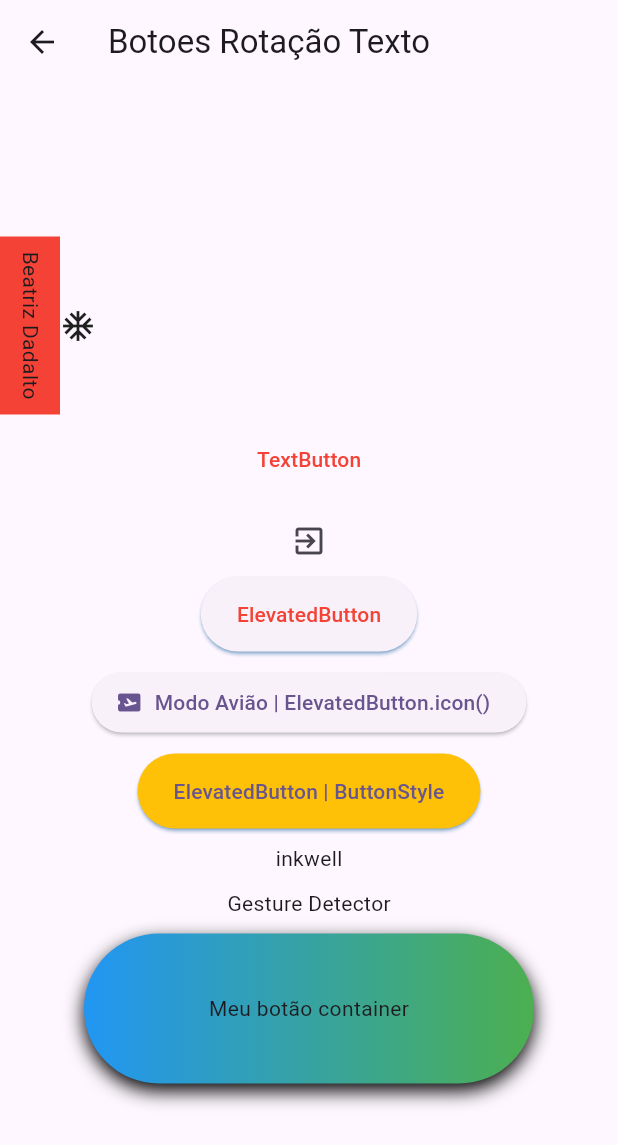
After one commit to beatriz-dadalto/academiaDoFlutter-RodrigoRahman, a Flutter app: the BotoesRotacaoTextoPage screen opened by its route, on a phone screen of 412 x 824 dp. The commit adds this screen. Shown: the top 1145 px of the screen. Run offline on Flutter 3.47's test engine with Material 3 defaults, Android fonts, the light colour scheme and no system bars; our stand-ins replace device_preview.

Commit message:
Botões e Rotação de texto

```diff
--- a/3-jornada-flutter/1-fundamentos-e-widgets/flutter_primeiro_projeto/lib/main.dart
+++ b/3-jornada-flutter/1-fundamentos-e-widgets/flutter_primeiro_projeto/lib/main.dart
@@ -1,6 +1,7 @@
 import 'package:device_preview/device_preview.dart';
 import 'package:flutter/foundation.dart';
 import 'package:flutter/material.dart';
+import 'package:flutter_primeiro_projeto/pages/botoes_rotacao_texto/botoes_rotacao_texto_page.dart';
 import 'package:flutter_primeiro_projeto/pages/container/container_page.dart';
 import 'package:flutter_primeiro_projeto/pages/home/home_page.dart';
 import 'package:flutter_primeiro_projeto/pages/layout_builder_page.dart/layout_builder_page.dart';
@@ -36,6 +37,7 @@ class MyApp extends StatelessWidget {
         '/rows_columns': (_) => const RowColumnPage(),
         '/media_query': (_) => const MediaQueryPage(),
         '/layout_builder': (_) => const LayoutBuilderPage(),
+        '/botoes_rotacao_texto': (_) => const BotoesRotacaoTextoPage(),
       },
     );
   }
--- /dev/null
+++ b/3-jornada-flutter/1-fundamentos-e-widgets/flutter_primeiro_projeto/lib/pages/botoes_rotacao_texto/botoes_rotacao_texto_page.dart
@@ -0,0 +1,141 @@
+import 'package:flutter/material.dart';
+
+class BotoesRotacaoTextoPage extends StatelessWidget {
+  const BotoesRotacaoTextoPage({super.key});
+
+  @override
+  Widget build(BuildContext context) {
+    return Scaffold(
+      appBar: AppBar(
+        title: const Text('Botoes Rotação Texto'),
+      ),
+      body: Center(
+        child: Column(
+          mainAxisAlignment: MainAxisAlignment.center,
+          children: [
+            Row(
+              children: [
+                RotatedBox(
+                  quarterTurns: 1,
+                  child: Container(
+                    padding: const EdgeInsets.all(10),
+                    color: Colors.red,
+                    child: const Text('Beatriz Dadalto'),
+                  ),
+                ),
+                const Icon(Icons.ac_unit),
+              ],
+            ),
+            TextButton(
+              onPressed: () {},
+              style: TextButton.styleFrom(
+                foregroundColor: Colors.red,
+                padding: const EdgeInsets.all(20),
+                minimumSize: const Size(50, 10),
+                shape: const RoundedRectangleBorder(
+                  borderRadius: BorderRadius.all(
+                    Radius.circular(60),
+                  ),
+                ),
+              ),
+              child: const Text('TextButton'),
+            ),
+            IconButton(
+              onPressed: () {},
+              icon: const Icon(Icons.exit_to_app),
+            ),
+            ElevatedButton(
+              onPressed: () {},
+              style: ElevatedButton.styleFrom(
+                foregroundColor: Colors.red,
+                shadowColor: Colors.blue,
+                minimumSize: const Size(120, 50),
+                shape: const RoundedRectangleBorder(
+                  borderRadius: BorderRadius.all(
+                    Radius.circular(30),
+                  ),
+                ),
+              ),
+              child: const Text('ElevatedButton'),
+            ),
+            const SizedBox(
+              height: 10,
+            ),
+            ElevatedButton.icon(
+              onPressed: () {},
+              icon: const Icon(Icons.airplane_ticket),
+              label: const Text('Modo Avião | ElevatedButton.icon()'),
+            ),
+            const SizedBox(
+              height: 10,
+            ),
+            ElevatedButton(
+              onPressed: () {},
+              style: ButtonStyle(
+                shadowColor: WidgetStateProperty.all(Colors.blue),
+                minimumSize: WidgetStateProperty.resolveWith((states) {
+                  if (states.contains(WidgetState.pressed)) {
+                    return const Size(150, 150);
+                  }
+                  return const Size(120, 50);
+                }),
+                backgroundColor: WidgetStateProperty.resolveWith((states) {
+                  if (states.contains(WidgetState.pressed)) {
+                    return Colors.black;
+                  } else if (states.contains(WidgetState.hovered)) {
+                    return Colors.purple;
+                  }
+                  return Colors.amber;
+                }),
+              ),
+              child: const Text('ElevatedButton | ButtonStyle'),
+            ),
+            const SizedBox(
+              height: 10,
+            ),
+            InkWell(
+              onTap: () {},
+              child: const Text('inkwell'),
+            ),
+            const SizedBox(
+              height: 10,
+            ),
+            GestureDetector(
+              child: const Text('Gesture Detector'),
+              onTap: () => print('Gesture Clicado'),
+              onVerticalDragStart: (_) => print('Gesture Movimentado $_'),
+            ),
+            const SizedBox(
+              height: 10,
+            ),
+            Container(
+              width: 300,
+              height: 100,
+              decoration: BoxDecoration(
+                gradient: const LinearGradient(
+                  colors: [Colors.blue, Colors.green],
+                ),
+                borderRadius: BorderRadius.circular(50),
+                boxShadow: const [
+                  BoxShadow(
+                    blurRadius: 10,
+                    offset: Offset(0, 5),
+                  ),
+                ],
+              ),
+              child: InkWell(
+                borderRadius: BorderRadius.circular(50),
+                onTap: () {
+                  print('cliquei no botao container');
+                },
+                child: const Center(
+                  child: Text('Meu botão container'),
+                ),
+              ),
+            )
+          ],
+        ),
+      ),
+    );
+  }
+}
--- a/3-jornada-flutter/1-fundamentos-e-widgets/flutter_primeiro_projeto/lib/pages/home/home_page.dart
+++ b/3-jornada-flutter/1-fundamentos-e-widgets/flutter_primeiro_projeto/lib/pages/home/home_page.dart
@@ -5,6 +5,7 @@ enum PopupMenuPages {
   rowsColumns,
   mediaQuery,
   layoutBuilder,
+  botoesRotacaoTexto,
 }
 
 class HomePage extends StatelessWidget {
@@ -31,6 +32,8 @@ class HomePage extends StatelessWidget {
                   Navigator.of(context).pushNamed('/media_query');
                 case PopupMenuPages.layoutBuilder:
                   Navigator.of(context).pushNamed('/layout_builder');
+                case PopupMenuPages.botoesRotacaoTexto:
+                  Navigator.of(context).pushNamed('/botoes_rotacao_texto');
               }
             },
             itemBuilder: (BuildContext context) {
@@ -49,10 +52,15 @@ class HomePage extends StatelessWidget {
                 ),
                 const PopupMenuItem<PopupMenuPages>(
                   value: PopupMenuPages.layoutBuilder,
-                    child: Text('Layout Builder '),
+                  child: Text('Layout Builder'),
+                ),
+                const PopupMenuItem<PopupMenuPages>(
+                  value: PopupMenuPages.botoesRotacaoTexto,
+                  child: Text('Botoes Rotacao Texto'),
                 ),
               ];
-              })
+            },
+          )
         ],
       ),
       body: Container(),
--- a/3-jornada-flutter/1-fundamentos-e-widgets/flutter_primeiro_projeto/lib/pages/layout_builder_page.dart/layout_builder_page.dart
+++ b/3-jornada-flutter/1-fundamentos-e-widgets/flutter_primeiro_projeto/lib/pages/layout_builder_page.dart/layout_builder_page.dart
@@ -5,10 +5,6 @@ class LayoutBuilderPage extends StatelessWidget {
 
   @override
   Widget build(BuildContext context) {
-    final mediaQuery = MediaQuery.of(context);
-    final statusBar = mediaQuery.padding.top;
-    final heightBody = mediaQuery.size.height - statusBar - kToolbarHeight;
-
     return Scaffold(
       appBar: AppBar(
         title: const Text('Layout Builder'),
```
Lines whose indentation alone changed are shown as unchanged.
